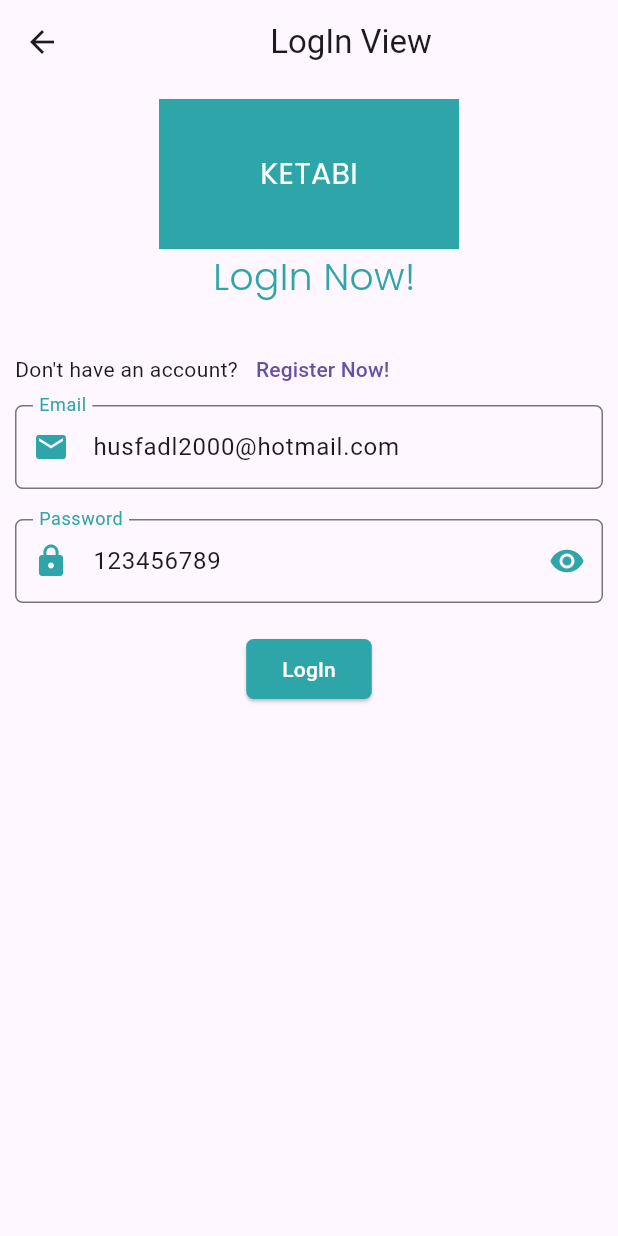
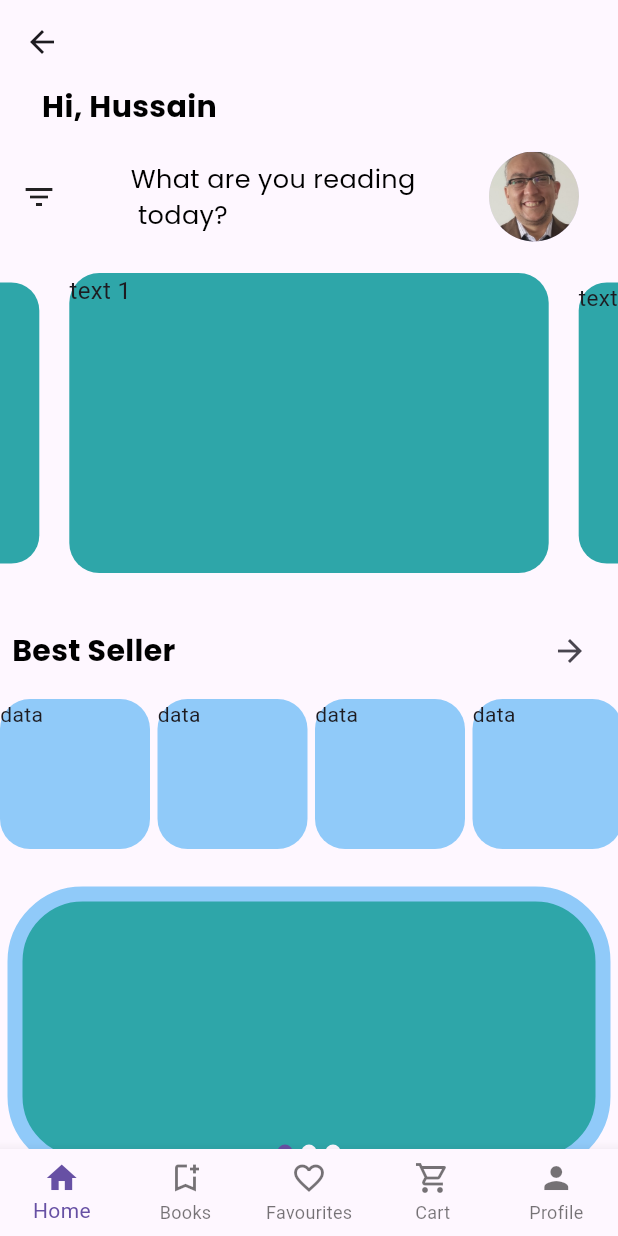
Before and after one commit to HussainFadl/BookStoreApp-, a Flutter app: the LogInView screen opened directly, after a tap on "LogIn", on a phone screen of 412 x 824 dp. Run offline on Flutter 3.47's test engine with Material 3 defaults, Android fonts, the phone set to English and light mode, and no system bars; drawn by our look-alikes of card_swiper, carousel_slider; our stand-ins replace google_fonts.

Commit message:
Final Project

```diff
--- /dev/null
+++ b/lib/Core/Util/custom_container.dart
@@ -0,0 +1,20 @@
+import 'package:bookstore/Core/Util/app_colors.dart';
+import 'package:flutter/material.dart';
+
+class CustomContainer extends StatelessWidget {
+  const CustomContainer({super.key});
+
+  @override
+  Widget build(BuildContext context) {
+    return Padding(
+      padding: const EdgeInsets.all(8.0),
+      child: Container(
+        height: 100,
+        width: 100,
+        decoration: BoxDecoration(
+            color: AppColors.primaryColor,
+            borderRadius: BorderRadius.circular(25)),
+      ),
+    );
+  }
+}
--- /dev/null
+++ b/lib/Core/Util/customed_bottomNavigationBar.dart
@@ -0,0 +1,27 @@
+import 'package:flutter/material.dart';
+
+class CustomedBottomNavigationBar extends StatefulWidget {
+  const CustomedBottomNavigationBar({super.key});
+
+  @override
+  State<CustomedBottomNavigationBar> createState() => _CustomedBottomNavigationBarState();
+}
+
+class _CustomedBottomNavigationBarState extends State<CustomedBottomNavigationBar> {
+  @override
+  Widget build(BuildContext context) {
+    return BottomNavigationBar(
+      type: BottomNavigationBarType.fixed,
+      items: const [
+        BottomNavigationBarItem(tooltip: 'Home',icon: Icon(Icons.home), label: 'Home'),
+        BottomNavigationBarItem(
+            icon: Icon(Icons.bookmark_add_outlined), label: 'Books'),
+        BottomNavigationBarItem(
+            icon: Icon(Icons.favorite_border_outlined), label: 'Favourites'),
+        BottomNavigationBarItem(
+            icon: Icon(Icons.shopping_cart_outlined), label: 'Cart'),
+        BottomNavigationBarItem(icon: Icon(Icons.person), label: 'Profile'),
+      ],
+    );
+  }
+}
--- /dev/null
+++ b/lib/Feature/HomeView/best_seller_list.dart
@@ -0,0 +1,59 @@
+import 'package:bookstore/Core/Util/app_colors.dart';
+import 'package:bookstore/Core/Util/text_styles.dart';
+import 'package:flutter/material.dart';
+
+class BestSellerList extends StatefulWidget {
+  const BestSellerList({super.key});
+
+  @override
+  State<BestSellerList> createState() => _BestSellerListState();
+}
+
+class _BestSellerListState extends State<BestSellerList> {
+  @override
+  Widget build(BuildContext context) {
+    {
+      return Column(
+        children: [
+          Padding(
+            padding: const EdgeInsets.all(8.0),
+            child: Row(
+              children: [
+                Text(
+                  'Best Seller',
+                  style: getHeadlineStyle(fontWeight: FontWeight.bold),
+                ),
+                const Spacer(),
+                IconButton(
+                    onPressed: () {}, icon: const Icon(Icons.arrow_forward))
+              ],
+            ),
+          ),
+          SizedBox(
+            height: 100,
+            width: 1000,
+            child: ListView.separated(
+                scrollDirection: Axis.horizontal,
+                itemBuilder: (context, index) {
+                  return Container(
+                    height: 50,
+                    width: 100,
+                    decoration: BoxDecoration(
+                      color: AppColors.navyBlue,
+                      borderRadius: BorderRadius.circular(20),
+                    ),
+                    child: const Text('data '),
+                  );
+                },
+                separatorBuilder: (context, index) {
+                  return const SizedBox(
+                    width: 5,
+                  );
+                },
+                itemCount: 150),
+          ),
+        ],
+      );
+    }
+  }
+}
--- /dev/null
+++ b/lib/Feature/HomeView/card_swiper.dart
@@ -0,0 +1,36 @@
+import 'package:bookstore/Core/Util/app_colors.dart';
+import 'package:card_swiper/card_swiper.dart';
+import 'package:flutter/material.dart';
+
+class CardSwiperforHomeView extends StatefulWidget {
+  const CardSwiperforHomeView({super.key});
+
+  @override
+  State<CardSwiperforHomeView> createState() => _CardSwiperforHomeViewState();
+}
+
+class _CardSwiperforHomeViewState extends State<CardSwiperforHomeView> {
+  @override
+  Widget build(BuildContext context) {
+    return SizedBox(
+      height: 200,
+      width: 500,
+      child: Swiper(
+        itemCount: 3,
+        itemBuilder: (context, index) => Container(
+          margin: const EdgeInsets.all(5),
+          decoration: BoxDecoration(
+              color: AppColors.primaryColor,
+              borderRadius: BorderRadius.circular(50),
+              border: Border.all(color: AppColors.navyBlue, width: 10)),
+        ),
+        pagination: const SwiperPagination(),
+        itemHeight: 50,
+        scale: 0.3,
+        itemWidth: 50,
+        containerHeight: 50,
+        containerWidth: 50,
+      ),
+    );
+  }
+}
--- /dev/null
+++ b/lib/Feature/HomeView/categoriesSection.dart
@@ -0,0 +1,46 @@
+import 'package:bookstore/Core/Util/custom_container.dart';
+import 'package:bookstore/Core/Util/text_styles.dart';
+import 'package:flutter/material.dart';
+
+class CategoriesSectionforHomeView extends StatefulWidget {
+  const CategoriesSectionforHomeView({super.key});
+
+  @override
+  State<CategoriesSectionforHomeView> createState() =>
+      _CategoriesSectionforHomeViewState();
+}
+
+class _CategoriesSectionforHomeViewState
+    extends State<CategoriesSectionforHomeView> {
+  @override
+  Widget build(BuildContext context) {
+    return Column(
+      children: [
+        Padding(
+          padding: const EdgeInsets.all(8.0),
+          child: Row(
+            mainAxisAlignment: MainAxisAlignment.center,
+            children: [
+              Text(
+                'Categories',
+                style: getHeadlineStyle(fontWeight: FontWeight.bold),
+              ),
+              const Spacer(),
+              IconButton(
+                  onPressed: () {},
+                  icon: const Icon(Icons.arrow_forward_rounded))
+            ],
+          ),
+        ),
+        const Row(
+          mainAxisAlignment: MainAxisAlignment.center,
+          children: [
+            CustomContainer(),
+            CustomContainer(),
+            CustomContainer(),
+          ],
+        ),
+      ],
+    );
+  }
+}
--- /dev/null
+++ b/lib/Feature/HomeView/crousel.dart
@@ -0,0 +1,44 @@
+import 'package:bookstore/Core/Util/app_colors.dart';
+import 'package:carousel_slider/carousel_slider.dart';
+import 'package:flutter/material.dart';
+
+class SlidingCrouselforHomeView extends StatefulWidget {
+  const SlidingCrouselforHomeView({super.key});
+
+  @override
+  State<SlidingCrouselforHomeView> createState() =>
+      _SlidingCrouselforHomeViewState();
+}
+
+class _SlidingCrouselforHomeViewState extends State<SlidingCrouselforHomeView> {
+  @override
+  Widget build(BuildContext context) {
+    return CarouselSlider(
+      options: CarouselOptions(
+          height: 200.0,
+          aspectRatio: 16 / 9,
+
+          enableInfiniteScroll: true,
+          autoPlay: true,
+          autoPlayInterval: const Duration(seconds: 2),
+          enlargeCenterPage: true,
+          enlargeFactor: 0.2),
+      items: [1, 2, 3, 4, 5].map((i) {
+        return Builder(
+          builder: (BuildContext context) {
+            return Container(
+                width: MediaQuery.of(context).size.width,
+                margin: const EdgeInsets.symmetric(horizontal: 5.0),
+                decoration: BoxDecoration(
+                    color: AppColors.primaryColor,
+                    borderRadius: BorderRadius.circular(20)),
+                child: Text(
+                  'text $i',
+                  style: const TextStyle(fontSize: 16.0),
+                ));
+          },
+        );
+      }).toList(),
+    );
+  }
+}
--- /dev/null
+++ b/lib/Feature/HomeView/heading.dart
@@ -0,0 +1,43 @@
+import 'package:bookstore/Core/Util/text_styles.dart';
+import 'package:flutter/material.dart';
+
+class HeadingforHomeView extends StatelessWidget {
+  const HeadingforHomeView({super.key});
+
+  @override
+  Widget build(BuildContext context) {
+    return Padding(
+      padding: const EdgeInsets.all(1),
+      child: Column(
+        crossAxisAlignment: CrossAxisAlignment.start,
+        children: [
+          Text(
+            '      Hi, Hussain',
+            style: getHeadlineStyle(fontWeight: FontWeight.bold),
+          ),
+          const SizedBox(height: 15),
+          Padding(
+            padding: const EdgeInsets.fromLTRB(8, 0, 25, 0),
+            child: Row(
+              mainAxisAlignment: MainAxisAlignment.center,
+              children: [
+                const SizedBox(width: 5),
+                const Icon(Icons.filter_list),
+                const Spacer(),
+                Text(
+                  'What are you reading\n today?',
+                  style: getSmallStyle(fontSize: 17),
+                ),
+                const Spacer(),
+                const CircleAvatar(
+                  backgroundImage: AssetImage('Assets/MyPhoto.jpg'),
+                  radius: 30,
+                ),
+              ],
+            ),
+          ),
+        ],
+      ),
+    );
+  }
+}
--- /dev/null
+++ b/lib/Feature/HomeView/homePage_view.dart
@@ -0,0 +1,59 @@
+import 'package:bookstore/Core/Util/app_functions.dart';
+import 'package:bookstore/Core/Util/customed_bottomNavigationBar.dart';
+import 'package:bookstore/Feature/HomeView/best_seller_list.dart';
+import 'package:bookstore/Feature/HomeView/card_swiper.dart';
+import 'package:bookstore/Feature/HomeView/categoriesSection.dart';
+import 'package:bookstore/Feature/HomeView/crousel.dart';
+import 'package:bookstore/Feature/HomeView/heading.dart';
+import 'package:bookstore/Feature/HomeView/new_arrivals.dart';
+import 'package:bookstore/Feature/LogInView/logIn_view.dart';
+import 'package:flutter/material.dart';
+
+class HomePageView extends StatefulWidget {
+  const HomePageView({super.key});
+
+  @override
+  State<HomePageView> createState() => _HomePageViewState();
+}
+
+class _HomePageViewState extends State<HomePageView> {
+  @override
+  Widget build(BuildContext context) {
+    return Scaffold(
+        appBar: AppBar(
+          leading: IconButton(
+              onPressed: () {
+                setState(() {
+                  AppFunctions.getMoveToNextPage(
+                      context: context, theNextScreen: const LogInView());
+                });
+              },
+              icon: const Icon(Icons.arrow_back)),
+        ),
+        body: const SingleChildScrollView(
+          child: Column(
+            children: [
+              HeadingforHomeView(),
+              Divider(
+                height: 20,
+                color: Color(0x00000000),
+              ),
+              SlidingCrouselforHomeView(),
+              Divider(
+                height: 20,
+                color: Color(0x00000000),
+              ),
+              BestSellerList(),
+              Divider(
+                height: 20,
+                color: Color(0x00000000),
+              ),
+              CardSwiperforHomeView(),
+              CategoriesSectionforHomeView(),
+              NewArrivalsList(),
+            ],
+          ),
+        ),
+        bottomNavigationBar: const CustomedBottomNavigationBar());
+  }
+}
--- /dev/null
+++ b/lib/Feature/HomeView/new_arrivals.dart
@@ -0,0 +1,58 @@
+import 'package:bookstore/Core/Util/text_styles.dart';
+import 'package:flutter/material.dart';
+
+class NewArrivalsList extends StatefulWidget {
+  const NewArrivalsList({super.key});
+
+  @override
+  State<NewArrivalsList> createState() => _NewArrivalsListState();
+}
+
+class _NewArrivalsListState extends State<NewArrivalsList> {
+  @override
+  Widget build(BuildContext context) {
+    {
+      return Column(
+        children: [
+          Padding(
+            padding: const EdgeInsets.all(8.0),
+            child: Row(
+              children: [
+                Text(
+                  'New Arrivals',
+                  style: getHeadlineStyle(fontWeight: FontWeight.bold),
+                ),
+                const Spacer(),
+                IconButton(
+                    onPressed: () {}, icon: const Icon(Icons.arrow_forward))
+              ],
+            ),
+          ),
+          SizedBox(
+            height: 100,
+            width: 1000,
+            child: ListView.separated(
+                scrollDirection: Axis.horizontal,
+                itemBuilder: (context, index) {
+                  return Container(
+                    height: 50,
+                    width: 100,
+                    decoration: BoxDecoration(
+                      color: Colors.indigoAccent,
+                      borderRadius: BorderRadius.circular(20),
+                    ),
+                    child: const Text('data '),
+                  );
+                },
+                separatorBuilder: (context, index) {
+                  return const SizedBox(
+                    width: 5,
+                  );
+                },
+                itemCount: 150),
+          ),
+        ],
+      );
+    }
+  }
+}
--- /dev/null
+++ b/lib/Feature/HomeView/package/bookstore/Core/Util/customed_bottomNavigationBar.dart
@@ -0,0 +1 @@
+// TODO Implement this library.
--- a/lib/Feature/LogInView/logIn_view.dart
+++ b/lib/Feature/LogInView/logIn_view.dart
@@ -1,9 +1,10 @@
-import 'package:bookstore/Feature/RegisterView/register_view.dart';
 import 'package:bookstore/Core/Util/app_colors.dart';
 import 'package:bookstore/Core/Util/app_functions.dart';
 import 'package:bookstore/Core/Util/custom_TFF.dart';
 import 'package:bookstore/Core/Util/custom_button.dart';
 import 'package:bookstore/Core/Util/text_styles.dart';
+import 'package:bookstore/Feature/HomeView/homePage_view.dart';
+import 'package:bookstore/Feature/RegisterView/register_view.dart';
 import 'package:flutter/material.dart';
 
 import '../../Networking/web_service.dart';
@@ -109,7 +110,11 @@ class _LogInViewState extends State<LogInView> {
                   ? const CircularProgressIndicator()
                   : CustomButton(
                       onPressed: () {
-                        _login();
+                        setState(() {
+                          AppFunctions.getMoveToNextPage(
+                              context: context,
+                              theNextScreen: const HomePageView());
+                        });
                       },
                       text: 'LogIn')
             ],
--- a/lib/main.dart
+++ b/lib/main.dart
@@ -1,6 +1,6 @@
 import 'package:flutter/material.dart';
 
-import 'Feature/Home/splash_view.dart';
+import 'splash_view.dart';
 
 void main() {
   runApp(const MainApp());
--- a/pubspec.yaml
+++ b/pubspec.yaml
@@ -12,6 +12,8 @@ dependencies:
   google_fonts: 6.1.0
   lottie: ^3.1.0
   http: ^1.0.0
+  carousel_slider: ^4.2.1
+  card_swiper: ^3.0.1
 
 dev_dependencies:
   flutter_test:
```
Also changed, not shown: Assets/MyPhoto.jpg (added), lib/splash_view.dart (renamed from lib/Feature/Home/splash_view.dart), pubspec.lock.
